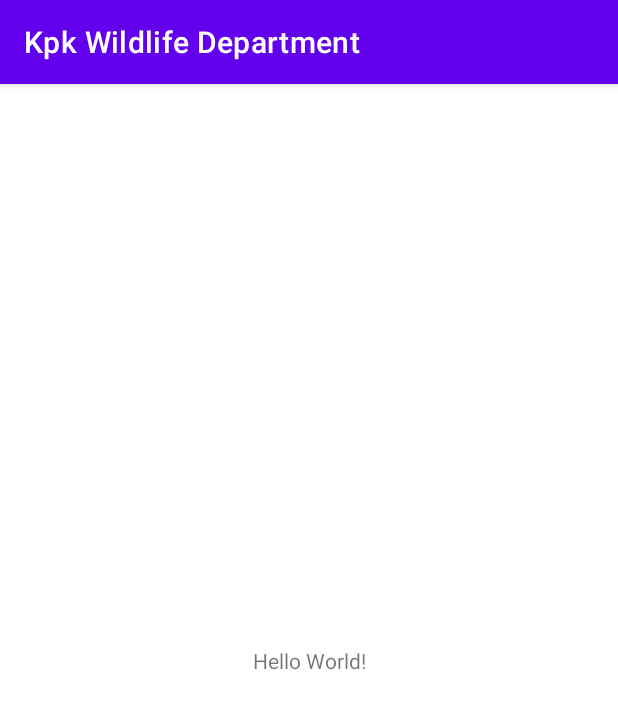
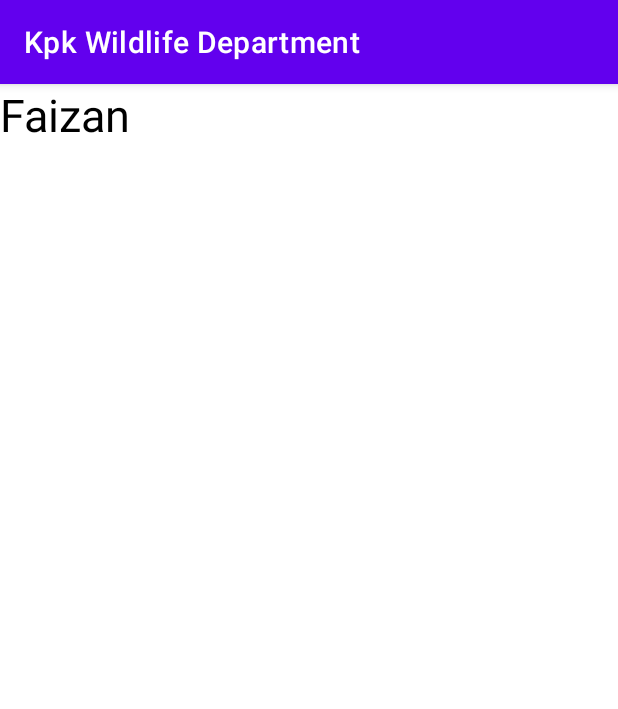
Before and after one commit to Faizan941377/KpK-Wildlife-Department, an Android app: the screen it shows after launch (MainActivity), on a phone screen of 412 x 824 dp. Shown: the top 709 px of the screen. Run offline under Robolectric (Android 15) with nearby library versions, the phone set to English and light mode, and no system bars.

Commit message:
Initail commit

```diff
--- a/app/src/main/res/layout/activity_main.xml
+++ b/app/src/main/res/layout/activity_main.xml
@@ -9,10 +9,9 @@
     <TextView
         android:layout_width="wrap_content"
         android:layout_height="wrap_content"
-        android:text="Hello World!"
-        app:layout_constraintBottom_toBottomOf="parent"
-        app:layout_constraintLeft_toLeftOf="parent"
-        app:layout_constraintRight_toRightOf="parent"
-        app:layout_constraintTop_toTopOf="parent" />
+        android:text="Faizan"
+        tools:ignore="MissingConstraints"
+        android:textSize="30dp"
+        android:textColor="@color/black"/>
 
 </androidx.constraintlayout.widget.ConstraintLayout>
```
